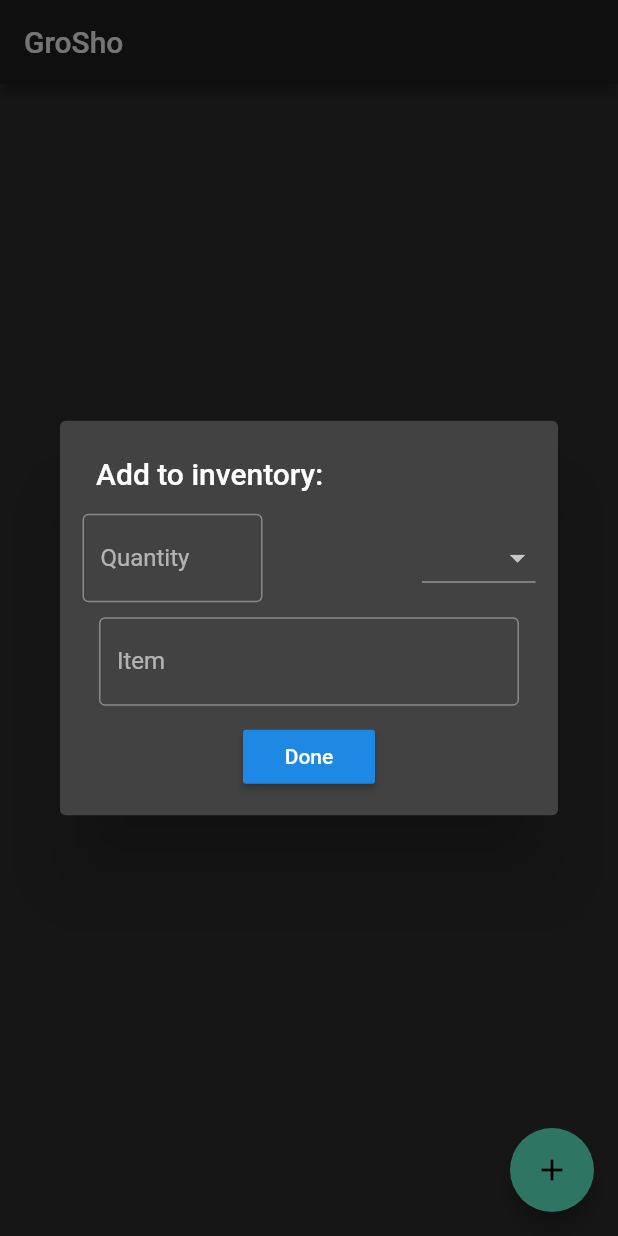
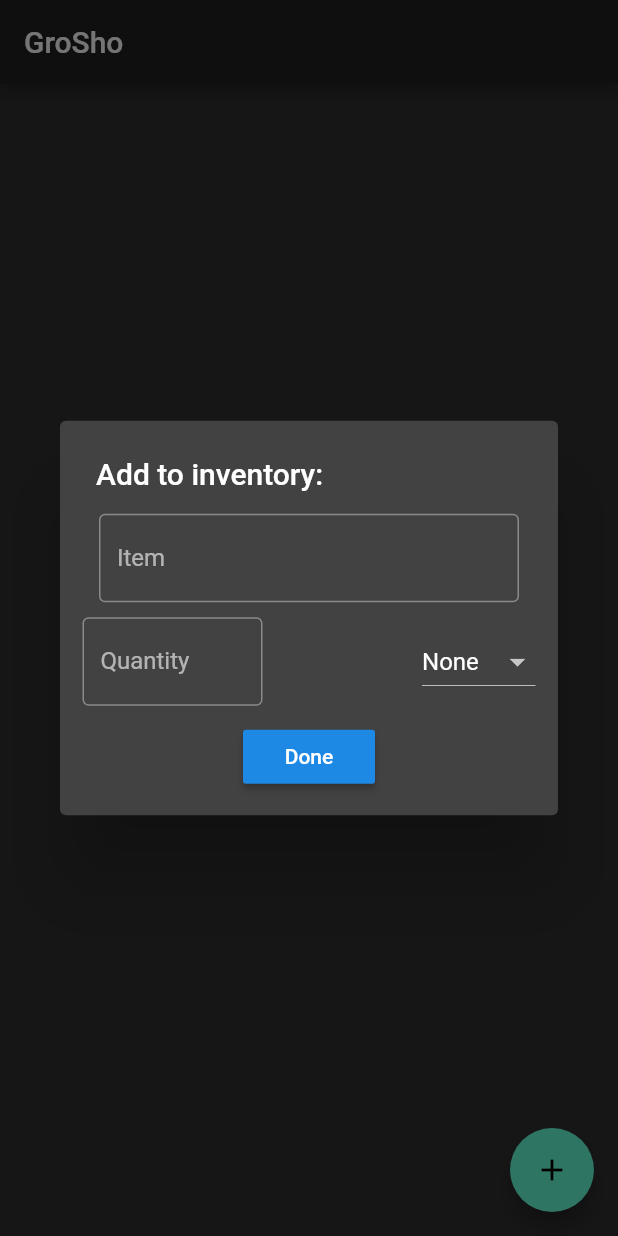
Before and after one commit to cpwilsonChico/GroSho, a Flutter app: the screen it shows after launch, after a tap on the "add" icon, on a phone screen of 412 x 824 dp. Run offline on Flutter 3.47's test engine with Material 2 defaults, Android fonts, the phone set to English and light mode, and no system bars; our stand-ins replace camera, image_picker, sqflite; missing offline and left inert: firebase_ml_vision; accounts and stored records are empty.

Commit message:
Add ability to edit/delete items

```diff
--- a/lib/classes.dart
+++ b/lib/classes.dart
@@ -12,6 +12,7 @@ enum QuantityType {
 
 Map<String, QuantityType> strToQuantity = {
   'unknown': QuantityType.unknown,
+  'None': QuantityType.unknown,
   'cups': QuantityType.cups,
   'cans': QuantityType.cans,
   'gallons': QuantityType.gallons,
@@ -34,6 +35,8 @@ String quantityToString(QuantityType q) {
       return 'lbs';
     case QuantityType.fl_oz:
       return 'fl oz';
+    case QuantityType.unknown:
+      return 'None';
     default:
       return '';
   }
@@ -55,14 +58,16 @@ class GroceryItem {
     name = map['_name'];
     amount = map['_amount'];
     q = QuantityType.values[map['_type']];
+
   }
 
   String getID() {
     return id;
   }
 
-  String getAsString() {
-    return amount.toStringAsFixed(2) + ' ' + quantityToString(q);
+  String getQuantityAsString() {
+
+    return amount.toStringAsFixed(2) + ' ' + ((q==QuantityType.unknown) ? '' : quantityToString(q));
   }
 
   Map<String, dynamic> toMap() {
--- a/lib/main.dart
+++ b/lib/main.dart
@@ -103,6 +103,7 @@ class InventoryState extends State<HomePage> {
     );
   }
 
+
   // builds the Widget displaying all inventory items
   Widget _myListView(BuildContext context) {
     return ListView.builder(
@@ -110,24 +111,54 @@ class InventoryState extends State<HomePage> {
       itemBuilder: (context, index) {
         return Card(
             child: ListTile(
+                onTap: () => promptItem(context, gi: inventoryList[index], giIndex: index),
+                onLongPress: () => promptDelete(context, index),
                 title: Text(inventoryList[index].name),
-                leading: Text(inventoryList[index].getAsString())
+                leading: Text(inventoryList[index].getQuantityAsString())
             )
         );
       },
     );
   }
 
-  // handler for adding new inventory items
-  void promptItem(BuildContext context) {
+  void promptDelete(BuildContext context, int giIndex) {
     showDialog<Widget>(
       context: context,
       builder: (context) {
         return SimpleDialog(
-          title: Text("Add to inventory:"),
+          title: Text("Delete '${inventoryList[giIndex].name}'?"),
           contentPadding: EdgeInsets.all(15.0),
           children: <Widget>[
-            PromptDialog(addToList: addItem),
+            RaisedButton(
+              color: Color.fromARGB(255, 175, 80, 80),
+              child: Text("Yes"),
+              onPressed: () {
+                deleteItem(giIndex);
+                Navigator.pop(context);
+              },
+            ),
+            SizedBox(height: 10),
+            RaisedButton(
+              child: Text("No"),
+              color: Color.fromARGB(255, 40, 40, 40),
+              onPressed: () => Navigator.pop(context),
+            )
+          ]
+        );
+      }
+    );
+  }
+
+  // handler for adding new or editing existing inventory items
+  void promptItem(BuildContext context, {GroceryItem gi, int giIndex}) {
+    showDialog<Widget>(
+      context: context,
+      builder: (context) {
+        return SimpleDialog(
+          title: (gi==null) ? Text("Add to inventory:") : Text("Changing info:"),
+          contentPadding: EdgeInsets.all(15.0),
+          children: <Widget>[
+            PromptDialog(addToList: addItem, updateList: updateItem, editItem: gi, giIndex: giIndex),
           ]
         );
       }
@@ -144,46 +175,116 @@ class InventoryState extends State<HomePage> {
       }
 
       db.insert(item);
+    });
+  }
 
-    });
+  void updateItem(int index, QuantityType q, double amount) {
+    inventoryList[index].q = q;
+    inventoryList[index].amount = amount;
+    setState(()=>{});
+    db.update(inventoryList[index]);
+  }
+
+  void deleteItem(int index) {
+    quantityMap.remove(inventoryList[index].getID());
+    db.delete(inventoryList[index]);
+    inventoryList.removeAt(index);
+    setState(()=>{});
   }
 }
 
 // class to handle adding new inventory items via input prompt
 // dialog must have its own state for dropdown to work
 class PromptDialog extends StatefulWidget {
-  PromptDialog({Key key, this.addToList}) : super(key: key);
+  PromptDialog({Key key, this.addToList, this.updateList, this.editItem, this.giIndex}) : super(key: key);
 
   // callback function to communicate with parent widget
   // adds a grocery item to the inventory
   final void Function(GroceryItem) addToList;
+  final void Function(int, QuantityType, double) updateList;
+  final GroceryItem editItem;
+  final int giIndex;
 
   @override
-  PromptDialogState createState() => new PromptDialogState();
+  PromptDialogState createState() {
+    if (editItem == null) {
+      return new PromptDialogState();
+    } else {
+      return new PromptDialogState.edit(editItem, giIndex);
+    }
+  }
 }
 
 class PromptDialogState extends State<PromptDialog> {
-  String selectedString = quantityToString(QuantityType.unknown);
-  QuantityType selectedQ = QuantityType.unknown;
+
+  @override
+  PromptDialogState() : super() {
+    selectedString = quantityToString(QuantityType.unknown);
+    selectedQ = QuantityType.unknown;
+    isEditing = false;
+    editItem = null;
+  }
+
+  PromptDialogState.edit(GroceryItem gi, int index) {
+    selectedString = quantityToString(gi.q);
+    selectedQ = gi.q;
+    item = gi.name;
+    amount = gi.amount;
+    isEditing = true;
+    editItem = gi;
+    giIndex = index;
+  }
+
+  GroceryItem editItem;
+  String selectedString;
+  QuantityType selectedQ;
   String item;
   double amount;
+  bool isEditing;
+  int giIndex;
 
   @override
   Widget build(BuildContext context) {
     return Column(
       mainAxisAlignment: MainAxisAlignment.spaceBetween,
       children: <Widget>[
+        SizedBox(
+          width: 280,
+          // input for food name
+          child: (!isEditing) ? TextField(
+            // let user change name when adding item
+              onChanged: (String input) {
+                setState(() => item=input);
+              },
+              decoration: InputDecoration(
+                  border: OutlineInputBorder(),
+                  labelText: 'Item'
+              )
+            // prevent user from changing name when editing item
+          ) : SizedBox(
+            child: Text(
+              item,
+              style: TextStyle(
+                fontSize: 24,
+              )
+            ),
+            height: 40,
+          ),
+        ),
+        SizedBox(height: 10),
         Row(
           mainAxisAlignment: MainAxisAlignment.spaceBetween,
             children: <Widget>[
               SizedBox(
                 width: 120,
-                child: TextField(
+                // input for amount (number)
+                child: TextFormField(
                     onChanged: (String input) {
                       setState( () {
                         amount = double.parse(input);
                       });
                     },
+                    initialValue: (amount==null) ? '' : amount.toStringAsFixed(2),
                     keyboardType: TextInputType.number,
                     decoration: InputDecoration(
                         border: OutlineInputBorder(),
@@ -209,23 +310,14 @@ class PromptDialogState extends State<PromptDialog> {
             ]
         ),
         SizedBox(height: 10),
-        SizedBox(
-          width: 280,
-          child: TextField(
-              onChanged: (String input) {
-                setState(() => item=input);
-              },
-              decoration: InputDecoration(
-                  border: OutlineInputBorder(),
-                  labelText: 'Item'
-              )
-          ),
-        ),
-        SizedBox(height: 10),
         RaisedButton(
           onPressed: () {
-            GroceryItem gi = new GroceryItem(selectedQ, item, item, amount);
-            widget.addToList(gi);
+            if (isEditing) {
+              widget.updateList(giIndex, selectedQ, amount);
+            } else {
+              GroceryItem gi = new GroceryItem(selectedQ, item, item, amount);
+              widget.addToList(gi);
+            }
             Navigator.pop(context);
           },
           child: Text("Done"),
```
Also changed, not shown: lib/storage.dart (+14 -1 lines).
